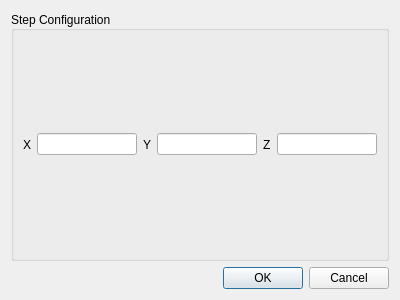
This is src/frmconfig.ui in nekaelektronik/Candle as Qt 5 draws it before an edit. The edited form follows.
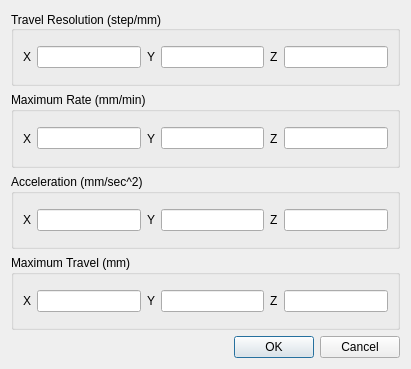
This is the edited form. Custom widgets are drawn as their Qt base class.

The edit to the form file:
```diff
--- a/src/frmconfig.ui
+++ b/src/frmconfig.ui
@@ -6,8 +6,8 @@
    <rect>
     <x>0</x>
     <y>0</y>
-    <width>400</width>
-    <height>300</height>
+    <width>411</width>
+    <height>369</height>
    </rect>
   </property>
   <property name="windowTitle">
@@ -20,7 +20,7 @@
       <bool>false</bool>
      </property>
      <property name="title">
-      <string>Step Configuration</string>
+      <string>Travel Resolution (step/mm)</string>
      </property>
      <property name="alignment">
       <set>Qt::AlignLeading|Qt::AlignLeft|Qt::AlignVCenter</set>
@@ -54,7 +54,128 @@
        </widget>
       </item>
       <item>
-       <widget class="QLineEdit" name="zStepLine"/>
+       <widget class="QLineEdit" name="txtZStep"/>
+      </item>
+     </layout>
+    </widget>
+   </item>
+   <item>
+    <widget class="QGroupBox" name="grpRate">
+     <property name="title">
+      <string>Maximum Rate (mm/min)</string>
+     </property>
+     <layout class="QHBoxLayout" name="horizontalLayout">
+      <item>
+       <widget class="QLabel" name="labelXRate">
+        <property name="text">
+         <string>X</string>
+        </property>
+       </widget>
+      </item>
+      <item>
+       <widget class="QLineEdit" name="txtXRate">
+        <property name="dragEnabled">
+         <bool>false</bool>
+        </property>
+       </widget>
+      </item>
+      <item>
+       <widget class="QLabel" name="labelYRate">
+        <property name="text">
+         <string>Y</string>
+        </property>
+       </widget>
+      </item>
+      <item>
+       <widget class="QLineEdit" name="txtYRate"/>
+      </item>
+      <item>
+       <widget class="QLabel" name="labelZRate">
+        <property name="text">
+         <string>Z</string>
+        </property>
+       </widget>
+      </item>
+      <item>
+       <widget class="QLineEdit" name="txtZRate"/>
+      </item>
+     </layout>
+    </widget>
+   </item>
+   <item>
+    <widget class="QGroupBox" name="grpAccel">
+     <property name="title">
+      <string>Acceleration (mm/sec^2)</string>
+     </property>
+     <layout class="QHBoxLayout" name="horizontalLayout_3">
+      <item>
+       <widget class="QLabel" name="labelXAccel">
+        <property name="text">
+         <string>X</string>
+        </property>
+       </widget>
+      </item>
+      <item>
+       <widget class="QLineEdit" name="txtXAccel"/>
+      </item>
+      <item>
+       <widget class="QLabel" name="labelYAccel">
+        <property name="text">
+         <string>Y</string>
+        </property>
+       </widget>
+      </item>
+      <item>
+       <widget class="QLineEdit" name="txtYAccel"/>
+      </item>
+      <item>
+       <widget class="QLabel" name="labelZAccel">
+        <property name="text">
+         <string>Z</string>
+        </property>
+       </widget>
+      </item>
+      <item>
+       <widget class="QLineEdit" name="txtZAccel"/>
+      </item>
+     </layout>
+    </widget>
+   </item>
+   <item>
+    <widget class="QGroupBox" name="grpMaxTrav">
+     <property name="title">
+      <string>Maximum Travel (mm)</string>
+     </property>
+     <layout class="QHBoxLayout" name="horizontalLayout_4">
+      <item>
+       <widget class="QLabel" name="labelXMaxTrav">
+        <property name="text">
+         <string>X</string>
+        </property>
+       </widget>
+      </item>
+      <item>
+       <widget class="QLineEdit" name="txtXMaxTrav"/>
+      </item>
+      <item>
+       <widget class="QLabel" name="labelYMaxTrav">
+        <property name="text">
+         <string>Y</string>
+        </property>
+       </widget>
+      </item>
+      <item>
+       <widget class="QLineEdit" name="txtYMaxTrav"/>
+      </item>
+      <item>
+       <widget class="QLabel" name="labelZMaxTrav">
+        <property name="text">
+         <string>Z</string>
+        </property>
+       </widget>
+      </item>
+      <item>
+       <widget class="QLineEdit" name="txtZMaxTrav"/>
       </item>
      </layout>
     </widget>
```
Left out of the diff: 10 changed lines with no effect on the pictures.
